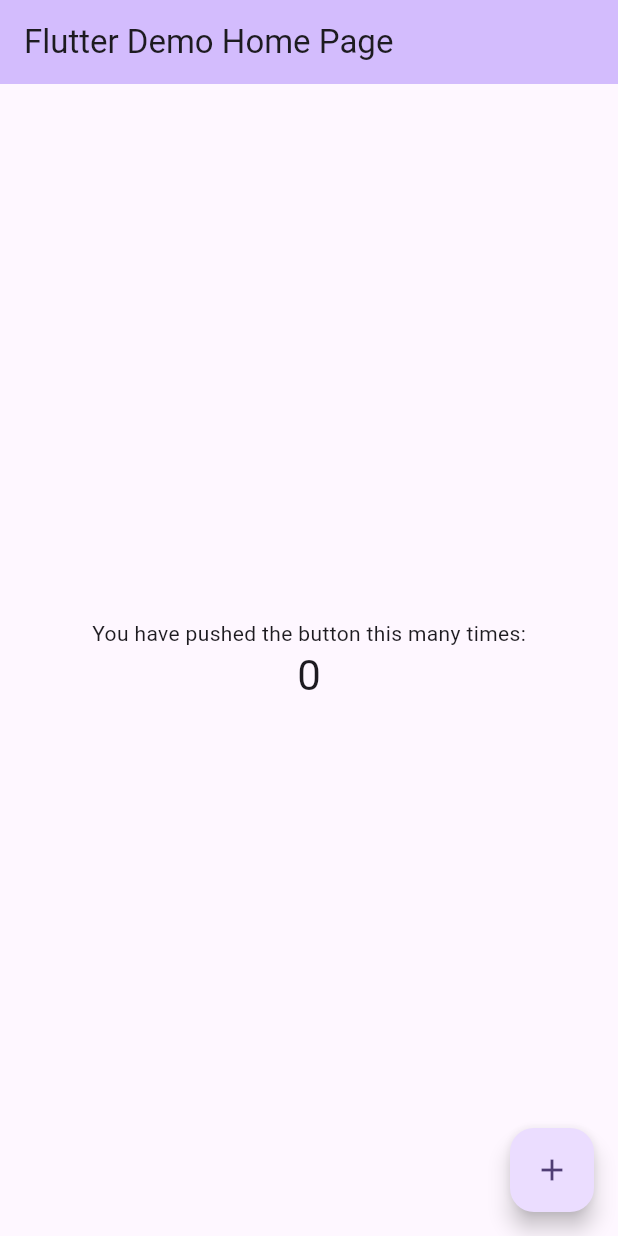
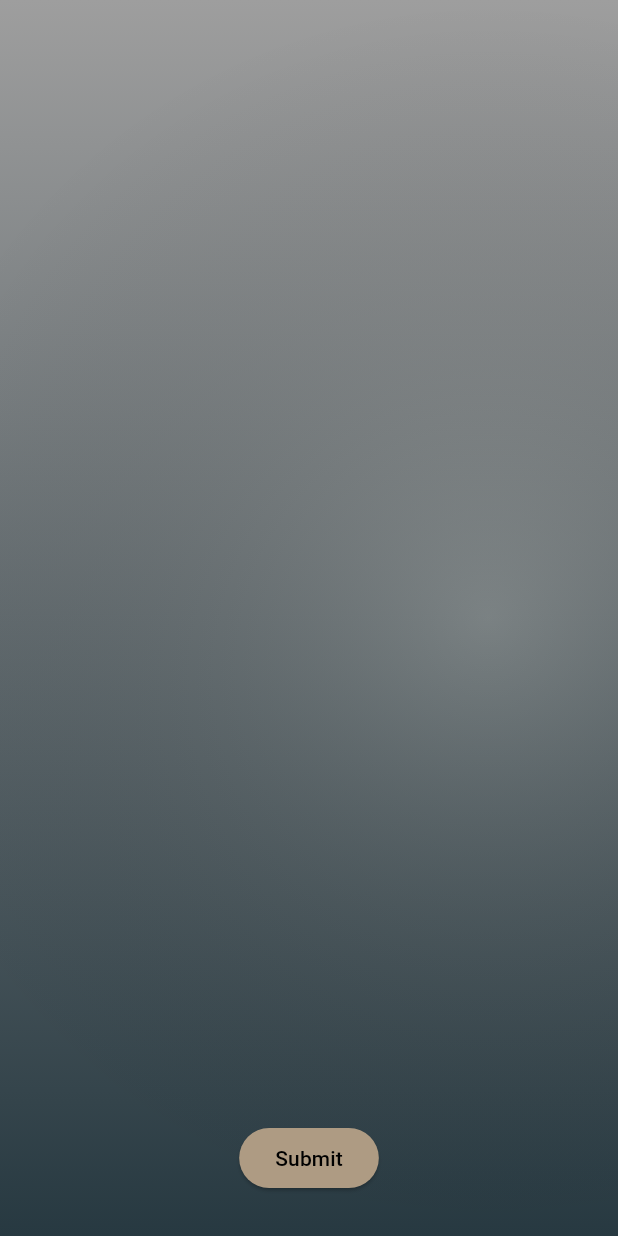
Before and after one commit to ramose/quote.ai, a Flutter app: the screen it shows after launch, on a phone screen of 412 x 824 dp. Run offline on Flutter 3.47's test engine with Material 3 defaults, Android fonts, the phone set to English and light mode, and no system bars; our stand-ins replace google_generative_ai.

Commit message:
Refine with light effect.

```diff
--- /dev/null
+++ b/lib/elements/element.dart
@@ -0,0 +1,67 @@
+import 'dart:async';
+import 'dart:math';
+
+import 'package:flutter/material.dart';
+
+
+
+class AmbientBackground extends StatefulWidget {
+  @override
+  _AmbientBackgroundState createState() => _AmbientBackgroundState();
+}
+
+class _AmbientBackgroundState extends State<AmbientBackground> {
+  double lightPosition = 0.0;
+  double increment = 0.01;
+
+  @override
+  void initState() {
+    super.initState();
+    // Update the position of the light and reverse direction at edges
+    Timer.periodic(Duration(milliseconds: 100), (timer) {
+      setState(() {
+        lightPosition += increment;
+        if (lightPosition > 1.0 || lightPosition < 0.0) {
+          increment = -increment;
+          lightPosition += increment;
+        }
+      });
+    });
+  }
+
+  @override
+  Widget build(BuildContext context) {
+    return CustomPaint(
+      painter: LightAndShadowPainter(lightPosition),
+      child: Container(),
+    );
+  }
+}
+
+class LightAndShadowPainter extends CustomPainter {
+  final double lightPosition;
+
+  LightAndShadowPainter(this.lightPosition);
+
+  @override
+  void paint(Canvas canvas, Size size) {
+    final center = Offset(size.width * lightPosition, size.height / 2);
+    final radius = min(size.width, size.height) / 1;
+
+    // Draw ambient light with radial gradient
+    var gradient = RadialGradient(
+      colors: [Color.fromARGB(155, 220, 219, 211).withAlpha(50), Colors.transparent],
+      stops: [0.0, 1.0],
+    );
+
+    var rect = Rect.fromCircle(center: center, radius: radius);
+    var paint = Paint()..shader = gradient.createShader(rect);
+
+    canvas.drawCircle(center, radius, paint);
+
+    // Optionally, you can still draw shadows or other effects as needed.
+  }
+
+  @override
+  bool shouldRepaint(CustomPainter oldDelegate) => true;
+}
--- a/lib/main.dart
+++ b/lib/main.dart
@@ -1,4 +1,5 @@
 import 'package:flutter/material.dart';
+import 'package:gemini2/view/chat_view.dart';
 
 void main() {
   runApp(const MyApp());
@@ -31,7 +32,7 @@ class MyApp extends StatelessWidget {
         colorScheme: ColorScheme.fromSeed(seedColor: Colors.deepPurple),
         useMaterial3: true,
       ),
-      home: const MyHomePage(title: 'Flutter Demo Home Page'),
+      home: const ChatView(),
     );
   }
 }
--- /dev/null
+++ b/lib/view/chat_view.dart
@@ -0,0 +1,82 @@
+import 'package:flutter/material.dart';
+import 'package:gemini2/elements/element.dart';
+import 'package:google_generative_ai/google_generative_ai.dart';
+
+class ChatView extends StatefulWidget {
+  const ChatView({super.key});
+
+  @override
+  State<ChatView> createState() => _ChatViewState();
+}
+
+class _ChatViewState extends State<ChatView> {
+  final model = GenerativeModel(
+      model: 'gemini-pro', apiKey: "AIzaSyBMxju6DQRU81wgfft6iIFFmiceCqC8Ghc");
+  String? response;
+
+  void submit() async {
+    const prompt = 'Write a quote.';
+    final content = [Content.text(prompt)];
+    final contentResponse = await model.generateContent(content);
+
+    setState(() {
+      response = contentResponse.text;
+    });
+    // print(response.text);
+  }
+
+  @override
+  Widget build(BuildContext context) {
+    return Scaffold(
+      body: Stack(
+        children: [
+          Container(
+            decoration: BoxDecoration(
+                gradient: LinearGradient(
+                    begin: Alignment.bottomCenter,
+                    end: Alignment.topCenter,
+                    colors: [Color.fromARGB(255, 39, 57, 65), Colors.grey])),
+          ),
+          AmbientBackground(),
+          Column(
+            children: [
+              Expanded(
+                  child: Center(
+                      child: Padding(
+                padding: const EdgeInsets.all(28.0),
+                child: Text(
+                  response ?? '',
+                  style: TextStyle(
+                    fontSize: MediaQuery.of(context).size.width * 0.06,
+                    color: Color.fromARGB(214, 241, 235, 235),
+                    shadows: <Shadow>[
+                      Shadow(
+                        offset: Offset(5.0, 5.0),
+                        blurRadius: 30.0,
+                        color: Color.fromARGB(255, 30, 30, 30), // Choose the glow color
+                      ),
+                    ],
+                  ),
+                ),
+              ))),
+              Center(
+                  child: Padding(
+                padding: EdgeInsets.all(28.0),
+                child: ElevatedButton(
+                  style: ButtonStyle(
+                      backgroundColor: MaterialStateProperty.all(
+                          Color.fromARGB(255, 174, 155, 131))),
+                  child: Text(
+                    "Submit",
+                    style: TextStyle(color: Colors.black),
+                  ),
+                  onPressed: () => submit(),
+                ),
+              )),
+            ],
+          ),
+        ],
+      ),
+    );
+  }
+}
```
